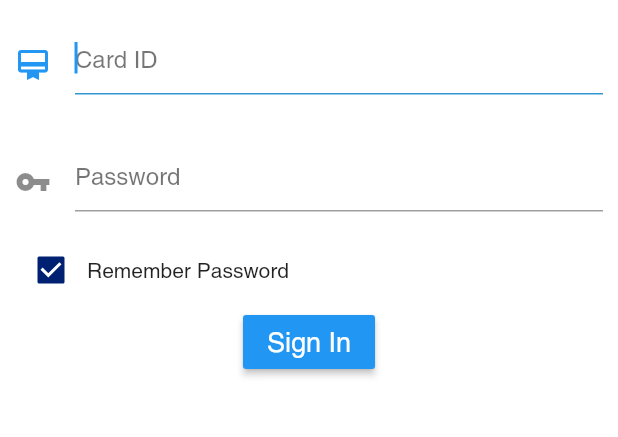
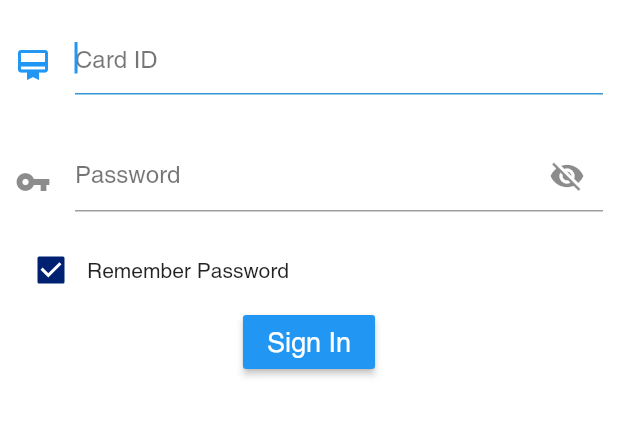
Before and after one commit to nehamdr225/LFS, a Flutter app: the screen it shows after launch, after a tap on "Sign-in", on a phone screen of 412 x 824 dp, the part 210-647 px from its top. Run offline on Flutter 3.47's test engine with Material 2 defaults, Android fonts, the phone set to English and light mode, and no system bars; our stand-ins replace carousel_pro, flutter_secure_storage, geolocator, google_maps_flutter, smooth_star_rating.

Commit message:
improved passwordform; dynamic hours

```diff
--- a/lib/pages/DetailPage.dart
+++ b/lib/pages/DetailPage.dart
@@ -1,4 +1,3 @@
-import 'package:LFS/constants/colors.dart' as prefix0;
 import 'package:LFS/widget/atoms/Appbar.dart';
 import 'package:LFS/widget/atoms/Carousel.dart';
 import 'package:LFS/constants/colors.dart';
@@ -192,7 +191,7 @@ class _DetailPageState extends State<DetailPage> {
                   color: deepBlue,
                 ),
                 FancyText(
-                  text: "8 am - 12 pm",
+                  text: merchant['hours'] ?? "8 am - 12 pm",
                   textColor: textColor,
                   fontFamily: 'Helvetica',
                   textAlign: TextAlign.start,
--- a/lib/pages/SigninPage.dart
+++ b/lib/pages/SigninPage.dart
@@ -6,6 +6,7 @@ import 'package:LFS/constants/colors.dart';
 import 'package:LFS/widget/atoms/Appbar.dart';
 import 'package:LFS/widget/atoms/FForm.dart';
 import 'package:LFS/widget/atoms/FLogo.dart';
+import 'package:LFS/widget/atoms/PasswordForm.dart';
 
 import 'package:flutter/material.dart';
 import 'package:provider/provider.dart';
@@ -63,8 +64,13 @@ class _PageState extends State<SignInPage> {
             setState(() {
               isSigningIn = false;
             });
-            Navigator.push(context,
-                MaterialPageRoute(builder: (context) => NavigationPage()));
+            Navigator.pushAndRemoveUntil(
+                context,
+                MaterialPageRoute(builder: (context) => NavigationPage()),
+                (Route<dynamic> route) => false);
+
+            // Navigator.push(context,
+            //     MaterialPageRoute(builder: (context) => NavigationPage()));
           } else
             setState(() {
               isSigningIn = false;
@@ -105,13 +111,9 @@ class _PageState extends State<SignInPage> {
               onChanged: setCardID,
               error: cardIdErr,
             ),
-            FForm(
-              icon: Icon(Icons.vpn_key),
-              type: TextInputType.text,
+            PasswordForm(
               text: "Password",
-              obscure: true,
               onChanged: setPassword,
-              autofocus: false,
               error: passwordErr,
             ),
             Padding(
--- a/lib/state/user.dart
+++ b/lib/state/user.dart
@@ -9,9 +9,8 @@ class UserModel extends ChangeNotifier {
       if (localToken != null && localToken != state["token"]) {
         state["token"] = localToken;
         getUser(localToken).then((result) {
-          print(result);
-          if (result == "token expired") {
-            delKeyVal("token").then(() {
+          if (result == null || result == "token expired") {
+            delKeyVal("token").then((res) {
               state['token'] = null;
               notifyListeners();
             });
--- /dev/null
+++ b/lib/widget/atoms/PasswordForm.dart
@@ -0,0 +1,79 @@
+import 'package:LFS/constants/colors.dart';
+import 'package:flutter/material.dart';
+
+class PasswordForm extends StatefulWidget {
+  final String error;
+  final String text;
+  final Function onChanged;
+  final bool readOnly;
+
+  PasswordForm({this.text, this.onChanged, this.error, this.readOnly: false});
+
+  @override
+  _PasswordFormState createState() => _PasswordFormState();
+}
+
+class _PasswordFormState extends State<PasswordForm> {
+  final style = TextStyle(
+      fontFamily: 'Helvetica',
+      fontWeight: FontWeight.bold,
+      fontSize: 15,
+      color: primary);
+
+  TextInputType type = TextInputType.visiblePassword;
+  bool obscure = true;
+
+  @override
+  Widget build(BuildContext context) {
+    return Padding(
+      padding: EdgeInsets.symmetric(horizontal: 10.0, vertical: 15),
+      child: TextField(
+        readOnly: widget.readOnly,
+        keyboardType: type,
+        obscureText: obscure,
+        onChanged: widget.onChanged,
+        style: TextStyle(
+            color: Colors.black, fontFamily: "Helvetica", fontSize: 18),
+        decoration: InputDecoration(
+          suffixIcon: InkWell(
+            child: Icon(type == TextInputType.visiblePassword
+                ? Icons.visibility_off
+                : Icons.visibility),
+            onTap: () {
+              if (type == TextInputType.visiblePassword)
+                setState(() {
+                  type = TextInputType.text;
+                  obscure = false;
+                });
+              else
+                setState(() {
+                  type = TextInputType.visiblePassword;
+                  obscure = true;
+                });
+            },
+          ),
+          icon: Padding(
+            child: Icon(Icons.vpn_key),
+            padding: EdgeInsets.only(top: 8),
+          ),
+          hintText: widget.text,
+          hintStyle: TextStyle(
+              fontFamily: 'Helvetica', fontSize: 16, color: Colors.black54),
+          errorText: widget.error,
+          errorMaxLines: 3,
+          errorStyle: TextStyle(
+            fontFamily: 'Helvetica',
+            fontSize: 12,
+            color: errorColor,
+            fontWeight: FontWeight.bold,
+            letterSpacing: 0.8,
+          ),
+          focusedErrorBorder:
+              UnderlineInputBorder(borderSide: BorderSide(color: errorColor)),
+          focusedBorder:
+              UnderlineInputBorder(borderSide: BorderSide(color: primary)),
+        ),
+      ),
+    );
+  }
+}
```
Also changed, not shown: lib/pages/SignupPage.dart (+9 -8 lines).
